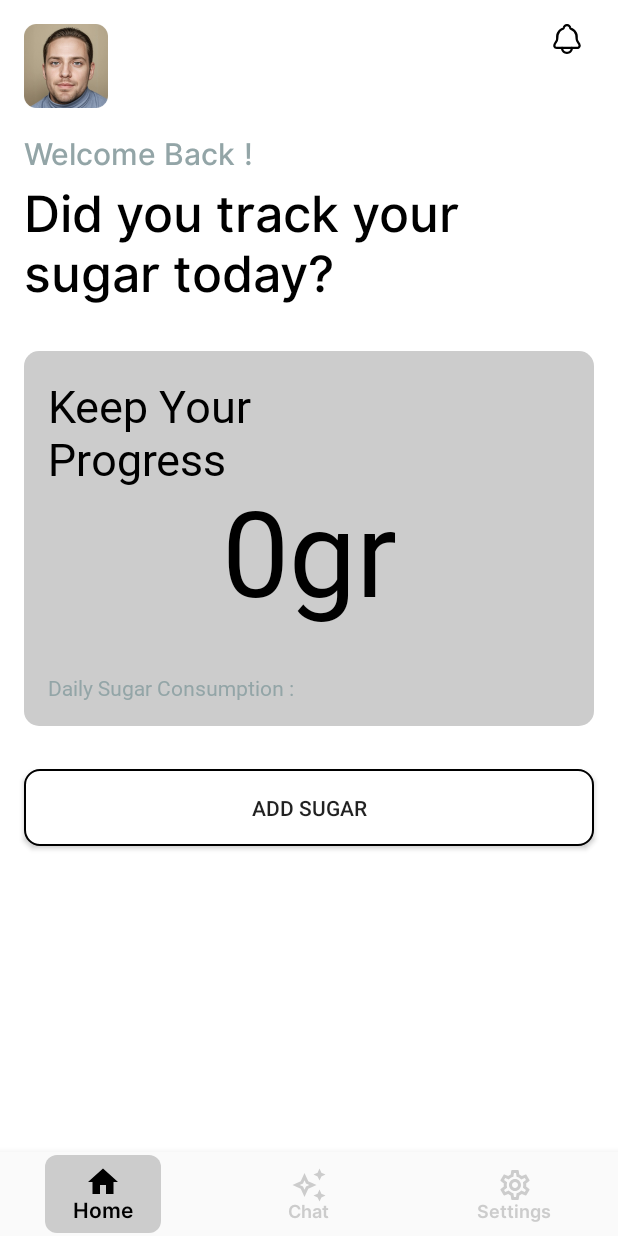
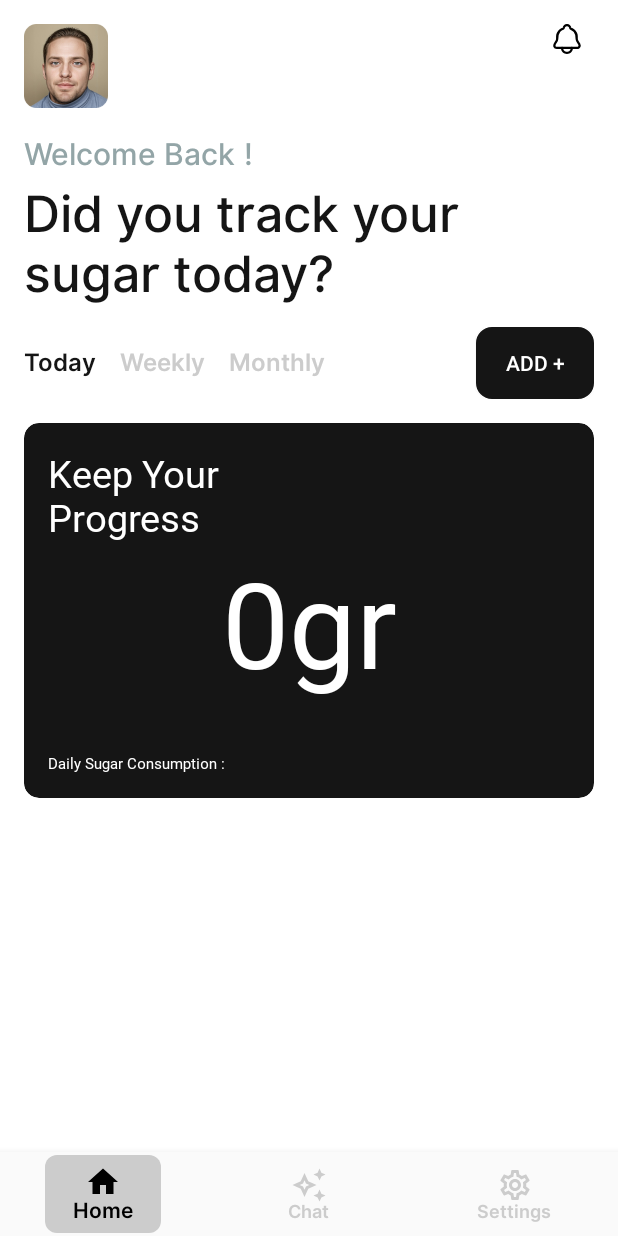
Before and after one commit to unChain-Capstone/unchain-frontend, an Android app: the screen it shows after launch once a user with an empty profile is signed in (MainActivity), on a phone screen of 412 x 824 dp. Run offline under Robolectric (Android 15) with nearby library versions, the phone set to English and light mode, and no system bars; our stand-ins replace Firebase (no records; nobody signed in at launch, a user with empty details on screens opened directly), navigation-ui.

Commit message:
UI : Redesign Ui

```diff
--- a/app/src/main/java/com/unchain/ui/home/HomeFragment.kt
+++ b/app/src/main/java/com/unchain/ui/home/HomeFragment.kt
@@ -1,5 +1,8 @@
 package com.unchain.ui.home
 
+
+import java.time.LocalDate
+import java.time.format.DateTimeFormatter
 import android.app.Dialog
 import android.graphics.Color
 import android.graphics.drawable.ColorDrawable
@@ -11,9 +14,13 @@ import android.view.View
 import android.view.ViewGroup
 import android.view.Window
 import android.view.WindowManager
+import android.view.animation.AlphaAnimation
+import android.view.animation.Animation
 import android.widget.Button
 import android.widget.EditText
 import android.widget.ImageButton
+import android.widget.TextView
+import androidx.core.content.ContextCompat
 import com.bumptech.glide.Glide
 import com.bumptech.glide.load.resource.bitmap.RoundedCorners
 import com.bumptech.glide.request.RequestOptions
@@ -25,6 +32,7 @@ import com.unchain.databinding.FragmentHomeBinding
 class HomeFragment : Fragment() {
     private var _binding: FragmentHomeBinding? = null
     private val binding get() = _binding!!
+    private var currentCard: View? = null
     private val viewModel: HomeViewModel by viewModels {
         HomeViewModelFactory(
             UserPreferencesManager(requireContext()),
@@ -36,6 +44,8 @@ class HomeFragment : Fragment() {
         super.onViewCreated(view, savedInstanceState)
         setupObservers()
         setupClickListeners()
+        setupTabs()
+        showDailyCard()
     }
 
     private fun setupObservers() {
@@ -50,9 +60,108 @@ class HomeFragment : Fragment() {
         }
 
         viewModel.sugarPreferences.observe(viewLifecycleOwner) { sugarPreferences ->
-            binding.SugarInput.text = "${sugarPreferences.totalSugarAmount}gr"
+            // Update sugar amount di card yang sedang aktif
+            currentCard?.findViewById<TextView>(R.id.SugarInput)?.let { textView ->
+                textView.text = "${sugarPreferences.totalSugarAmount}gr"
+            }
         }
     }
+
+    private fun setupTabs() {
+        // Set initial state
+        updateTabSelection(binding.tabToday)
+
+        binding.tabToday.setOnClickListener {
+            updateTabSelection(it)
+            showDailyCard()
+        }
+
+        binding.tabWeekly.setOnClickListener {
+            updateTabSelection(it)
+            showWeeklyCard()
+        }
+
+        binding.tabMonthly.setOnClickListener {
+            updateTabSelection(it)
+            showMonthlyCard()
+        }
+    }
+
+    private fun updateTabSelection(selectedTab: View) {
+        // Reset all tabs to unselected state
+        binding.tabToday.setTextColor(ContextCompat.getColor(requireContext(), R.color.gray))
+        binding.tabWeekly.setTextColor(ContextCompat.getColor(requireContext(), R.color.gray))
+        binding.tabMonthly.setTextColor(ContextCompat.getColor(requireContext(), R.color.gray))
+
+        // Set selected tab
+        (selectedTab as TextView).setTextColor(ContextCompat.getColor(requireContext(), R.color.black))
+    }
+
+    private fun animateCardChange(newView: View) {
+        val fadeOut = AlphaAnimation(1f, 0f)
+        fadeOut.duration = 150
+        fadeOut.setAnimationListener(object : Animation.AnimationListener {
+            override fun onAnimationStart(animation: Animation?) {}
+            override fun onAnimationEnd(animation: Animation?) {
+                binding.middleCard.removeAllViews()
+                binding.middleCard.addView(newView)
+
+                val fadeIn = AlphaAnimation(0f, 1f)
+                fadeIn.duration = 150
+                binding.middleCard.startAnimation(fadeIn)
+            }
+            override fun onAnimationRepeat(animation: Animation?) {}
+        })
+        binding.middleCard.startAnimation(fadeOut)
+    }
+
+
+
+    private fun showDailyCard() {
+        val dailyCardLayout = LayoutInflater.from(requireContext()).inflate(
+            R.layout.daily_card_layout,
+            binding.middleCard,
+            false
+        )
+        currentCard = dailyCardLayout
+
+        // Update dengan nilai terkini
+        viewModel.sugarPreferences.value?.let { prefs ->
+            dailyCardLayout.findViewById<TextView>(R.id.SugarInput)?.text =
+                "${prefs.totalSugarAmount}gr"
+
+            // Format dan tampilkan tanggal
+            val currentDate = LocalDate.now()
+            val formatter = DateTimeFormatter.ofPattern("dd MMM")
+            dailyCardLayout.findViewById<TextView>(R.id.currentDate)?.text =
+                currentDate.format(formatter)
+        }
+        animateCardChange(dailyCardLayout)
+    }
+
+    private fun showWeeklyCard() {
+        val weeklyView = layoutInflater.inflate(R.layout.weekly_card_layout, null)
+        currentCard = weeklyView
+        // Update dengan nilai terkini
+        viewModel.sugarPreferences.value?.let { prefs ->
+            weeklyView.findViewById<TextView>(R.id.SugarInput)?.text =
+                "${prefs.totalSugarAmount}gr"
+        }
+        animateCardChange(weeklyView)
+    }
+
+    private fun showMonthlyCard() {
+        val monthlyView = layoutInflater.inflate(R.layout.monthly_card_layout, null)
+        currentCard = monthlyView
+        // Update dengan nilai terkini
+        viewModel.sugarPreferences.value?.let { prefs ->
+            monthlyView.findViewById<TextView>(R.id.SugarInput)?.text =
+                "${prefs.totalSugarAmount}gr"
+        }
+        animateCardChange(monthlyView)
+    }
+
+
 
     private fun showAddSugarDialog() {
         val dialog = Dialog(requireContext())
@@ -93,7 +202,7 @@ class HomeFragment : Fragment() {
     }
 
     private fun setupClickListeners() {
-        binding.btnAddSugar.setOnClickListener {
+        binding.btnAdd.setOnClickListener {
             showAddSugarDialog()
         }
     }
--- /dev/null
+++ b/app/src/main/java/com/unchain/ui/home/SugarUpdateable.kt
@@ -0,0 +1,5 @@
+package com.unchain.ui.home
+
+interface SugarUpdateable {
+    fun updateSugarAmount(amount: Int)
+}
--- /dev/null
+++ b/app/src/main/res/layout/daily_card_layout.xml
@@ -0,0 +1,62 @@
+<?xml version="1.0" encoding="utf-8"?>
+<androidx.cardview.widget.CardView
+    xmlns:android="http://schemas.android.com/apk/res/android"
+    xmlns:app="http://schemas.android.com/apk/res-auto"
+    xmlns:tools="http://schemas.android.com/tools"
+    android:layout_width="match_parent"
+    android:layout_height="250dp"
+    app:cardCornerRadius="10dp">
+
+    <androidx.constraintlayout.widget.ConstraintLayout
+        android:layout_width="match_parent"
+        android:layout_height="match_parent"
+        android:background="#151515"
+        android:padding="16dp">
+
+        <TextView
+            android:id="@+id/textTitle"
+            android:layout_width="200dp"
+            android:layout_height="100dp"
+            android:fontFamily="@font/inter"
+            android:text="Keep Your Progress"
+            android:textColor="@color/white"
+            android:textSize="25sp"
+            app:layout_constraintStart_toStartOf="parent"
+            app:layout_constraintTop_toTopOf="parent"/>
+
+        <TextView
+            android:id="@+id/SugarInput"
+            android:layout_width="match_parent"
+            android:layout_height="match_parent"
+            android:layout_marginTop="16dp"
+            android:fontFamily="@font/inter_italic"
+            android:gravity="center"
+            android:text="0gr"
+            android:textColor="@color/white"
+            android:textSize="80sp"
+            app:layout_constraintTop_toBottomOf="@id/textTitle"/>
+
+        <TextView
+            android:id="@+id/SugarSubtitle"
+            android:layout_width="wrap_content"
+            android:layout_height="wrap_content"
+            android:fontFamily="@font/inter"
+            android:textSize="10sp"
+            android:text="Daily Sugar Consumption : "
+            android:textColor="@color/white"
+            app:layout_constraintBottom_toBottomOf="parent"
+            app:layout_constraintStart_toStartOf="parent"/>
+
+        <TextView
+            android:id="@+id/currentDate"
+            android:layout_width="wrap_content"
+            android:layout_height="wrap_content"
+            android:fontFamily="@font/inter"
+            android:textColor="@color/white"
+            android:textSize="10sp"
+            android:layout_marginStart="2dp"
+            app:layout_constraintBottom_toBottomOf="@id/SugarSubtitle"
+            app:layout_constraintStart_toEndOf="@id/SugarSubtitle" />
+
+    </androidx.constraintlayout.widget.ConstraintLayout>
+</androidx.cardview.widget.CardView>
--- a/app/src/main/res/layout/fragment_home.xml
+++ b/app/src/main/res/layout/fragment_home.xml
@@ -84,10 +84,69 @@
         android:textSize="33sp"
         app:layout_constraintEnd_toEndOf="parent"
         app:layout_constraintStart_toStartOf="parent"
-        app:layout_constraintTop_toBottomOf="@+id/WelcomeTitle"
-        app:layout_constraintVertical_bias="0.0" />
+        app:layout_constraintTop_toBottomOf="@+id/WelcomeTitle" />
 
-    <!-- card progress-->
+
+    <LinearLayout
+        android:id="@+id/tabContainer"
+        android:layout_width="match_parent"
+        android:layout_height="wrap_content"
+        android:gravity="center"
+        android:orientation="horizontal"
+        android:layout_marginStart="16dp"
+        android:layout_marginEnd="16dp"
+        app:layout_constraintTop_toBottomOf="@+id/largeTextView">
+
+        <!-- Tabs -->
+        <LinearLayout
+            android:layout_width="wrap_content"
+            android:layout_height="wrap_content"
+            android:orientation="horizontal">
+
+            <TextView
+                android:id="@+id/tabToday"
+                android:layout_width="wrap_content"
+                android:layout_height="wrap_content"
+                android:layout_marginEnd="16dp"
+                android:fontFamily="@font/semi_bold"
+                android:text="Today"
+                android:textColor="@color/black"
+                android:textSize="16sp" />
+
+            <TextView
+                android:id="@+id/tabWeekly"
+                android:layout_width="wrap_content"
+                android:layout_height="wrap_content"
+                android:layout_marginEnd="16dp"
+                android:fontFamily="@font/semi_bold"
+                android:text="Weekly"
+                android:textColor="#808080"
+                android:textSize="16sp" />
+
+            <TextView
+                android:id="@+id/tabMonthly"
+                android:layout_width="wrap_content"
+                android:layout_height="wrap_content"
+                android:fontFamily="@font/semi_bold"
+                android:text="Monthly"
+                android:textColor="#808080"
+                android:textSize="16sp" />
+        </LinearLayout>
+
+        <!-- Add Button -->
+        <Button
+            android:id="@+id/btnAdd"
+            android:layout_width="wrap_content"
+            android:layout_height="wrap_content"
+            android:layout_marginStart="100dp"
+            android:background="@drawable/button"
+            android:backgroundTint="@color/black"
+            android:padding="12dp"
+            android:text="Add +"
+            android:textColor="@android:color/white" />
+    </LinearLayout>
+3
+
     <androidx.cardview.widget.CardView
         android:id="@+id/middleCard"
         android:layout_width="0dp"
@@ -97,64 +156,56 @@
         app:layout_constraintBottom_toBottomOf="parent"
         app:layout_constraintEnd_toEndOf="parent"
         app:layout_constraintStart_toStartOf="parent"
-        app:layout_constraintTop_toBottomOf="@id/largeTextView"
-        app:layout_constraintVertical_bias="0.0">
+        app:layout_constraintTop_toBottomOf="@+id/tabContainer"
+        app:layout_constraintVertical_bias="0">
 
         <androidx.constraintlayout.widget.ConstraintLayout
             android:layout_width="match_parent"
             android:layout_height="match_parent"
-            android:background="@color/gray"
+            android:background="#151515"
             android:padding="16dp">
 
             <TextView
                 android:id="@+id/textTitle"
                 android:layout_width="200dp"
                 android:layout_height="100dp"
+                android:fontFamily="@font/inter"
                 android:text="Keep Your Progress"
-                android:fontFamily="@font/inter"
-                android:textColor="@color/black"
-                android:textSize="30sp"/>
+                android:textColor="@color/white"
+                android:textSize="30sp" />
 
             <TextView
                 android:id="@+id/SugarInput"
                 android:layout_width="match_parent"
                 android:layout_height="match_parent"
                 android:layout_marginTop="16dp"
-                android:text="70gr"
+                android:fontFamily="@font/inter_italic"
                 android:gravity="center"
-                android:textSize="80sp"
-                android:fontFamily="@font/inter_italic"
-                android:textColor="@color/black">
+                android:text="0gr"
+                android:textColor="@color/white"
+                android:textSize="80sp">
+
             </TextView>
 
             <TextView
                 android:id="@+id/SugarSubtitle"
                 android:layout_width="match_parent"
                 android:layout_height="match_parent"
+                android:fontFamily="@font/inter"
+                android:textSize="10sp"
+                android:gravity="bottom"
                 android:text="Daily Sugar Consumption : "
-                android:gravity="bottom"
-                android:fontFamily="@font/inter"
-                android:textColor="@color/dark_grey">
+                android:textColor="@color/white"
+                app:layout_constraintBottom_toBottomOf="parent"
+                app:layout_constraintTop_toTopOf="parent"
+                app:layout_constraintVertical_bias="0.0"
+                tools:layout_editor_absoluteX="4dp">
 
             </TextView>
 
         </androidx.constraintlayout.widget.ConstraintLayout>
     </androidx.cardview.widget.CardView>
 
-    <Button
-        android:id="@+id/btnAddSugar"
-        android:layout_width="0dp"
-        android:layout_height="wrap_content"
-        android:background="@drawable/button"
-        android:padding="16dp"
-        android:text="Add Sugar"
-        app:layout_constraintBottom_toBottomOf="parent"
-        app:layout_constraintEnd_toEndOf="@+id/middleCard"
-        app:layout_constraintHorizontal_bias="1.0"
-        app:layout_constraintStart_toStartOf="@+id/middleCard"
-        app:layout_constraintTop_toBottomOf="@+id/middleCard"
-        app:layout_constraintVertical_bias="0.1" />
 
-
-    </androidx.constraintlayout.widget.ConstraintLayout>
+</androidx.constraintlayout.widget.ConstraintLayout>
 </ScrollView>
--- a/app/src/main/res/values/colors.xml
+++ b/app/src/main/res/values/colors.xml
@@ -2,10 +2,10 @@
 <resources>
     <color name="primary">#000000</color>
     <color name="primary_dark">#FFFFFF</color>
-    <color name="accent">#FFFFFF</color>
+    <color name="accent">#000000</color>
     <color name="gray">#FFCCCCCC</color>
     <color name="white">#FFFFFFFF</color>
-    <color name="black">#FF000000</color>
+    <color name="black">#151515</color>
     <color name="green">#CDF6B4</color>
     <color name="dark_grey">#93A5A7</color>
     <color name="orange">#F6DBB4</color>
```
Also changed, not shown: app/src/main/java/com/unchain/data/preferences/preferences/SugarPreferencesManager.kt (+8 -1 lines), app/src/main/res/layout/monthly_card_layout.xml (added, +51 -0 lines), app/src/main/res/layout/weekly_card_layout.xml (added, +51 -0 lines).
